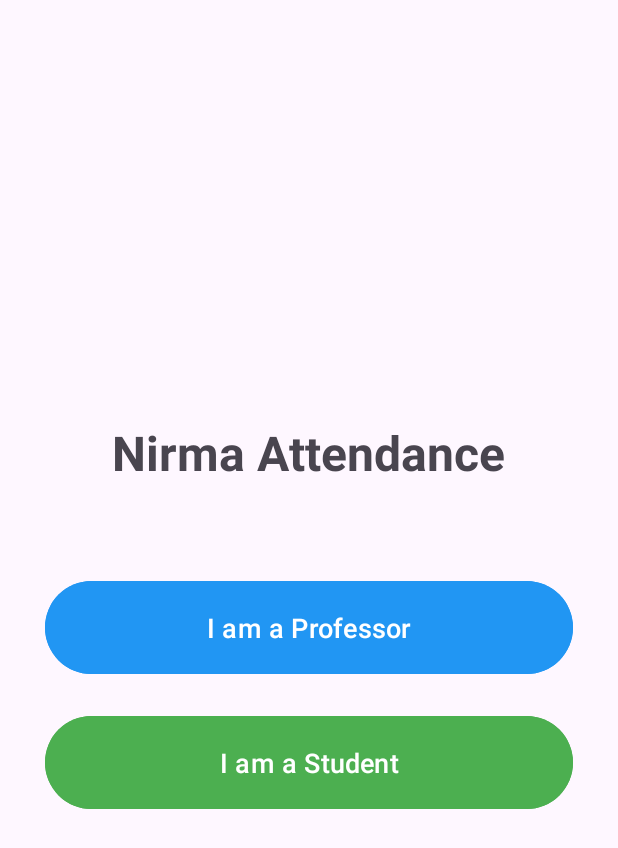
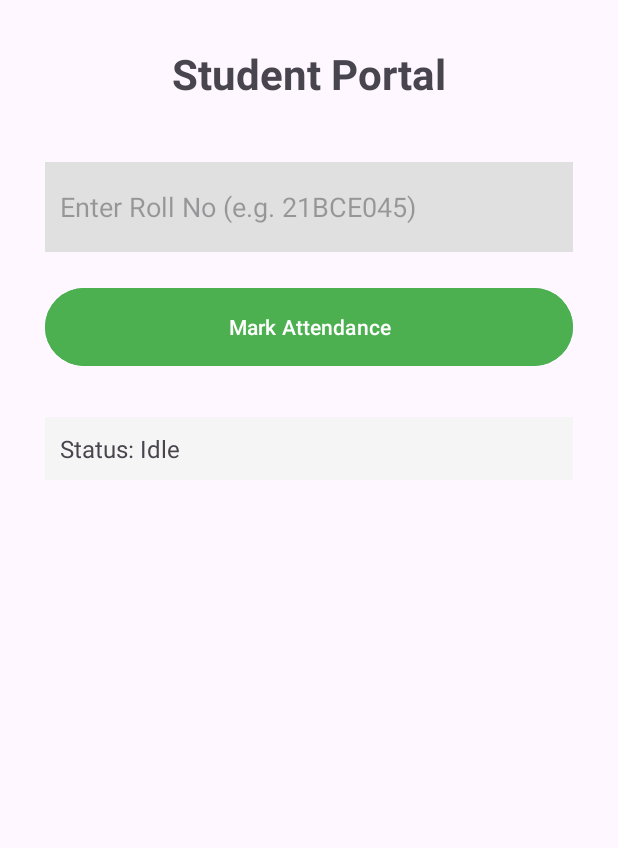
Before and after one commit to llumangll/ProximityAttendance, an Android app: the screen it shows after launch (MainActivity before the commit, StudentActivity after it), after a tap on "I am a Student", on a phone screen of 412 x 824 dp. Shown: the top 848 px of the screen. Run offline under Robolectric (Android 15) with nearby library versions, the phone set to English and light mode, and no system bars; libraries missing offline, so code that uses them is left out: com.google.android.gms.

Commit message:
Fix: Resolved error 8029/8034 by adding Android 13 permissions and Coarse Location

```diff
--- a/app/src/main/java/com/nirma/attendance/MainActivity.java
+++ b/app/src/main/java/com/nirma/attendance/MainActivity.java
@@ -23,7 +23,8 @@ public class MainActivity extends AppCompatActivity {
         });
 
         btnStudent.setOnClickListener(v -> {
-            Toast.makeText(MainActivity.this, "Student Mode Selected", Toast.LENGTH_SHORT).show();
+            Intent intent = new Intent(MainActivity.this, StudentActivity.class);
+            startActivity(intent);
         });
     }
 }
--- /dev/null
+++ b/app/src/main/java/com/nirma/attendance/StudentActivity.java
@@ -0,0 +1,180 @@
+package com.nirma.attendance;
+
+import android.Manifest;
+import android.content.pm.PackageManager;
+import android.os.Build;
+import android.os.Bundle;
+import android.provider.Settings;
+import android.widget.Button;
+import android.widget.EditText;
+import android.widget.TextView;
+import android.widget.Toast;
+import androidx.annotation.NonNull;
+import androidx.appcompat.app.AppCompatActivity;
+import androidx.core.app.ActivityCompat;
+import androidx.core.content.ContextCompat;
+import com.google.android.gms.nearby.Nearby;
+import com.google.android.gms.nearby.connection.*;
+import java.nio.charset.StandardCharsets;
+
+public class StudentActivity extends AppCompatActivity {
+
+    private static final String SERVICE_ID = "com.nirma.attendance"; // MUST MATCH PROFESSOR
+    private EditText etRollNo;
+    private TextView statusLog;
+    private Button btnScan;
+
+    @Override
+    protected void onCreate(Bundle savedInstanceState) {
+        super.onCreate(savedInstanceState);
+        setContentView(R.layout.activity_student);
+
+        etRollNo = findViewById(R.id.etRollNo);
+        statusLog = findViewById(R.id.statusLog);
+        btnScan = findViewById(R.id.btnScan);
+
+        btnScan.setOnClickListener(v -> {
+            if (etRollNo.getText().toString().isEmpty()) {
+                etRollNo.setError("Enter Roll No!");
+                return;
+            }
+            if (hasPermissions()) {
+                startDiscovery();
+            } else {
+                requestPermissions();
+            }
+        });
+    }
+
+    private void startDiscovery() {
+        statusLog.setText("Looking for Professor...");
+        DiscoveryOptions options = new DiscoveryOptions.Builder().setStrategy(Strategy.P2P_STAR).build();
+
+        Nearby.getConnectionsClient(this)
+                .startDiscovery(SERVICE_ID, endpointDiscoveryCallback, options)
+                .addOnSuccessListener((Void unused) -> statusLog.setText("Scanning for class..."))
+                .addOnFailureListener((Exception e) -> statusLog.setText("Scan Failed: " + e.getMessage()));
+    }
+
+    // 1. Found the Professor
+    private final EndpointDiscoveryCallback endpointDiscoveryCallback = new EndpointDiscoveryCallback() {
+        @Override
+        public void onEndpointFound(@NonNull String endpointId, @NonNull DiscoveredEndpointInfo info) {
+            statusLog.setText("Found: " + info.getEndpointName() + ". Connecting...");
+            // Request Connection
+            Nearby.getConnectionsClient(getApplicationContext())
+                    .requestConnection("Student", endpointId, connectionLifecycleCallback);
+        }
+        @Override
+        public void onEndpointLost(@NonNull String endpointId) {}
+    };
+
+    // 2. Connection Lifecycle
+    private final ConnectionLifecycleCallback connectionLifecycleCallback = new ConnectionLifecycleCallback() {
+        @Override
+        public void onConnectionInitiated(@NonNull String endpointId, @NonNull ConnectionInfo info) {
+            // Auto-Accept
+            Nearby.getConnectionsClient(getApplicationContext()).acceptConnection(endpointId, payloadCallback);
+        }
+
+        @Override
+        public void onConnectionResult(@NonNull String endpointId, @NonNull ConnectionResolution result) {
+            if (result.getStatus().isSuccess()) {
+                sendAttendanceData(endpointId);
+            }
+        }
+        @Override
+        public void onDisconnected(@NonNull String endpointId) {}
+    };
+
+    // 3. Send Data (Roll No + Unique Device ID)
+    private void sendAttendanceData(String endpointId) {
+        String rollNo = etRollNo.getText().toString();
+        String deviceId = Settings.Secure.getString(getContentResolver(), Settings.Secure.ANDROID_ID);
+        String data = rollNo + "\n(Device: " + deviceId.substring(0,6) + ")";
+
+        Payload payload = Payload.fromBytes(data.getBytes(StandardCharsets.UTF_8));
+        Nearby.getConnectionsClient(this).sendPayload(endpointId, payload);
+        statusLog.setText("Sending Data...");
+    }
+
+    // 4. Receive Confirmation
+    private final PayloadCallback payloadCallback = new PayloadCallback() {
+        @Override
+        public void onPayloadReceived(@NonNull String endpointId, @NonNull Payload payload) {
+            String msg = new String(payload.asBytes(), StandardCharsets.UTF_8);
+            if (msg.equals("SUCCESS")) {
+                statusLog.setText("✅ ATTENDANCE MARKED!");
+                Nearby.getConnectionsClient(getApplicationContext()).disconnectFromEndpoint(endpointId);
+            }
+        }
+        @Override
+        public void onPayloadTransferUpdate(@NonNull String endpointId, @NonNull PayloadTransferUpdate update) {}
+    };
+
+    // Permissions (Same as Professor)
+    // ---------------------------------------------------------
+    // UPDATED PERMISSION LOGIC FOR ANDROID 13 (API 33) FIX
+    // ---------------------------------------------------------
+
+    // ---------------------------------------------------------
+    // FINAL PERMISSION FIX (INCLUDES COARSE LOCATION)
+    // ---------------------------------------------------------
+
+    private boolean hasPermissions() {
+        // Base checks for Location (Both Fine and Coarse are needed for stability)
+        boolean locationPermission = ContextCompat.checkSelfPermission(this, Manifest.permission.ACCESS_FINE_LOCATION) == PackageManager.PERMISSION_GRANTED
+                && ContextCompat.checkSelfPermission(this, Manifest.permission.ACCESS_COARSE_LOCATION) == PackageManager.PERMISSION_GRANTED;
+
+        // Android 13+ (API 33)
+        if (Build.VERSION.SDK_INT >= 33) {
+            return locationPermission &&
+                    ContextCompat.checkSelfPermission(this, Manifest.permission.NEARBY_WIFI_DEVICES) == PackageManager.PERMISSION_GRANTED &&
+                    ContextCompat.checkSelfPermission(this, Manifest.permission.BLUETOOTH_SCAN) == PackageManager.PERMISSION_GRANTED &&
+                    ContextCompat.checkSelfPermission(this, Manifest.permission.BLUETOOTH_ADVERTISE) == PackageManager.PERMISSION_GRANTED &&
+                    ContextCompat.checkSelfPermission(this, Manifest.permission.BLUETOOTH_CONNECT) == PackageManager.PERMISSION_GRANTED;
+        }
+        // Android 12 (API 31/32)
+        else if (Build.VERSION.SDK_INT >= Build.VERSION_CODES.S) {
+            return locationPermission &&
+                    ContextCompat.checkSelfPermission(this, Manifest.permission.BLUETOOTH_SCAN) == PackageManager.PERMISSION_GRANTED &&
+                    ContextCompat.checkSelfPermission(this, Manifest.permission.BLUETOOTH_ADVERTISE) == PackageManager.PERMISSION_GRANTED &&
+                    ContextCompat.checkSelfPermission(this, Manifest.permission.BLUETOOTH_CONNECT) == PackageManager.PERMISSION_GRANTED;
+        }
+        // Android 11 and below
+        else {
+            return locationPermission;
+        }
+    }
+
+    private void requestPermissions() {
+        // Android 13+ (API 33)
+        if (Build.VERSION.SDK_INT >= 33) {
+            ActivityCompat.requestPermissions(this, new String[]{
+                    Manifest.permission.NEARBY_WIFI_DEVICES,
+                    Manifest.permission.BLUETOOTH_SCAN,
+                    Manifest.permission.BLUETOOTH_ADVERTISE,
+                    Manifest.permission.BLUETOOTH_CONNECT,
+                    Manifest.permission.ACCESS_FINE_LOCATION,
+                    Manifest.permission.ACCESS_COARSE_LOCATION // Added
+            }, 100);
+        }
+        // Android 12
+        else if (Build.VERSION.SDK_INT >= Build.VERSION_CODES.S) {
+            ActivityCompat.requestPermissions(this, new String[]{
+                    Manifest.permission.BLUETOOTH_SCAN,
+                    Manifest.permission.BLUETOOTH_ADVERTISE,
+                    Manifest.permission.BLUETOOTH_CONNECT,
+                    Manifest.permission.ACCESS_FINE_LOCATION,
+                    Manifest.permission.ACCESS_COARSE_LOCATION // Added
+            }, 100);
+        }
+        // Android 11 and below
+        else {
+            ActivityCompat.requestPermissions(this, new String[]{
+                    Manifest.permission.ACCESS_FINE_LOCATION,
+                    Manifest.permission.ACCESS_COARSE_LOCATION // Added
+            }, 100);
+        }
+    }
+}
--- /dev/null
+++ b/app/src/main/res/layout/activity_student.xml
@@ -0,0 +1,43 @@
+<?xml version="1.0" encoding="utf-8"?>
+<LinearLayout xmlns:android="http://schemas.android.com/apk/res/android"
+    android:layout_width="match_parent"
+    android:layout_height="match_parent"
+    android:orientation="vertical"
+    android:padding="30dp"
+    android:gravity="center_horizontal">
+
+    <TextView
+        android:layout_width="wrap_content"
+        android:layout_height="wrap_content"
+        android:text="Student Portal"
+        android:textSize="28sp"
+        android:textStyle="bold"
+        android:layout_marginBottom="40dp"/>
+
+    <EditText
+        android:id="@+id/etRollNo"
+        android:layout_width="match_parent"
+        android:layout_height="60dp"
+        android:hint="Enter Roll No (e.g. 21BCE045)"
+        android:background="#E0E0E0"
+        android:padding="10dp"
+        android:layout_marginBottom="20dp"/>
+
+    <Button
+        android:id="@+id/btnScan"
+        android:layout_width="match_parent"
+        android:layout_height="60dp"
+        android:text="Mark Attendance"
+        android:backgroundTint="#4CAF50"/>
+
+    <TextView
+        android:id="@+id/statusLog"
+        android:layout_width="match_parent"
+        android:layout_height="wrap_content"
+        android:text="Status: Idle"
+        android:textSize="16sp"
+        android:layout_marginTop="30dp"
+        android:padding="10dp"
+        android:background="#F5F5F5"/>
+
+</LinearLayout>
```
Also changed, not shown: app/src/main/AndroidManifest.xml (+9 -0 lines).
